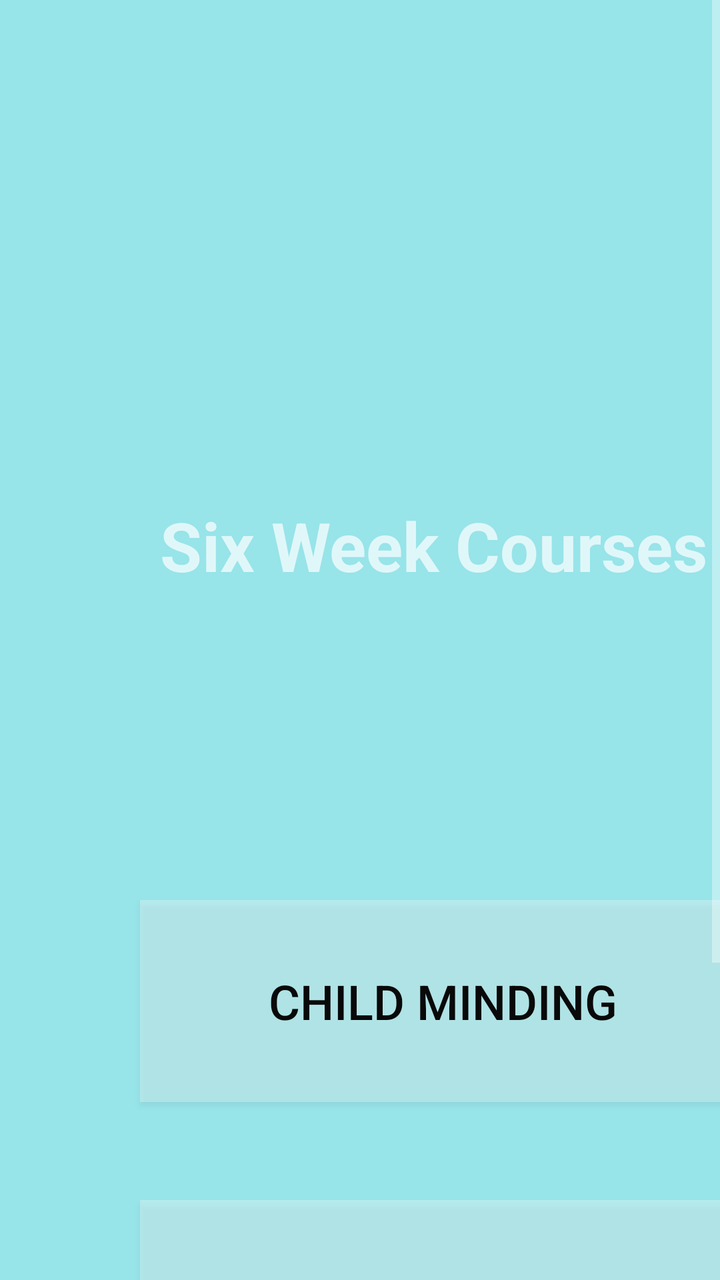
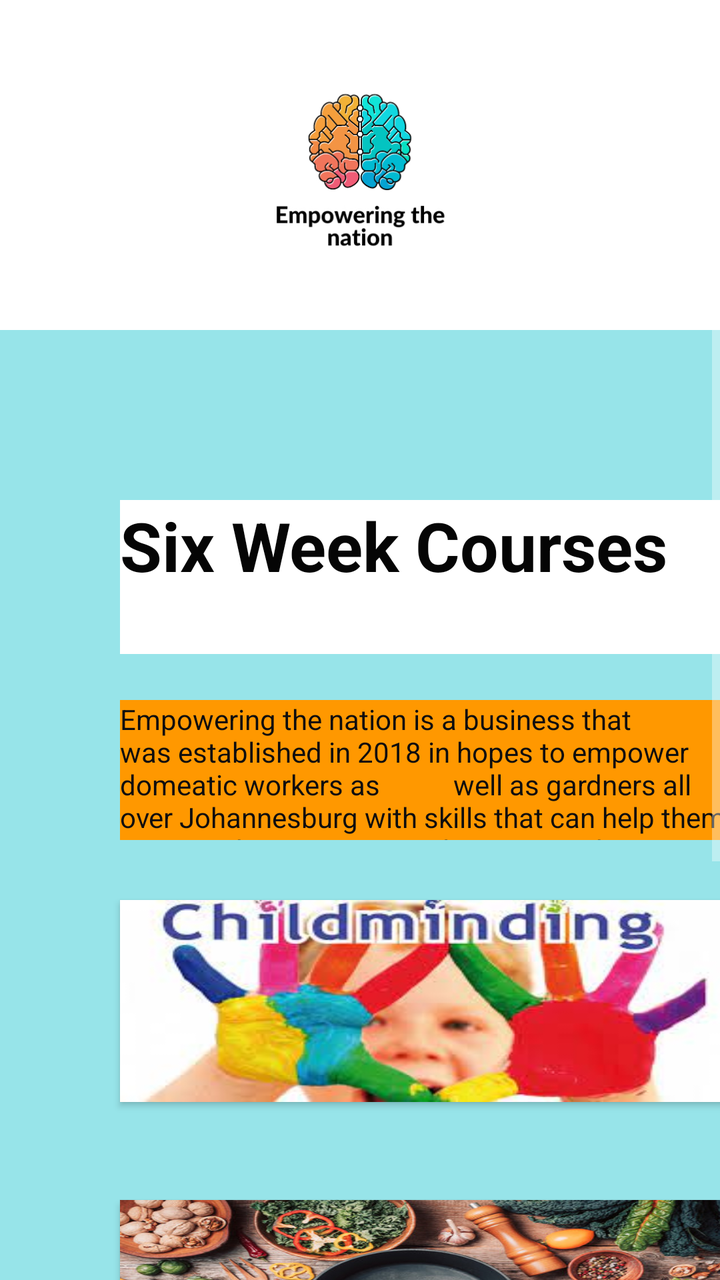

Before-and-after screenshots of an Android layout around one commit, followed by the original layout XML and the change that was made.
<!-- AndroidManifest.xml: application theme Theme.AppCompat -->
<!-- res/layout/fragment_six_week_courses.xml -->
<?xml version="1.0" encoding="utf-8"?>
<ScrollView xmlns:android="http://schemas.android.com/apk/res/android"
    xmlns:app="http://schemas.android.com/apk/res-auto"
    xmlns:tools="http://schemas.android.com/tools"
    android:layout_width="match_parent"
    android:layout_height="match_parent">

    <FrameLayout
        android:layout_width="match_parent"
        android:layout_height="match_parent"
        android:background="#97e4e9"
        tools:context=".SixWeekCoursesFragment">

        <Button
            android:id="@+id/button5"
            android:layout_width="303dp"
            android:layout_height="101dp"
            android:layout_marginLeft="70dp"
            android:layout_marginTop="750dp"
            android:background="#4DFFFFFF"
            android:text="Garden Maintenance"
            android:textColor="#090909"
            android:textSize="24sp" />

        <Button
            android:id="@+id/button4"
            android:layout_width="303dp"
            android:layout_height="101dp"
            android:layout_marginLeft="70dp"
            android:layout_marginTop="450dp"
            android:background="#4DFFFFFF"
            android:text="Child Minding"
            android:textColor="#090909"
            android:textSize="24sp" />

        <TextView
            android:id="@+id/textView"
            android:layout_width="321dp"
            android:layout_height="73dp"
            android:layout_marginLeft="80dp"
            android:layout_marginTop="250dp"
            android:text="Six Week Courses"
            android:textSize="34sp"
            android:textStyle="bold" />

        <Button
            android:id="@+id/button3"
            android:layout_width="303dp"
            android:layout_height="101dp"
            android:layout_marginLeft="70dp"
            android:layout_marginTop="600dp"
            android:background="#4DFFFFFF"
            android:text="Cooking"
            android:textColor="#090909"
            android:textSize="24sp" />



    </FrameLayout>
</ScrollView>
<!-- resources referenced by this layout -->
<resources>

</resources>

<!-- the commit's change to res/layout/fragment_six_week_courses.xml (unified diff, before → after) -->
@@ -15,9 +15,10 @@
             android:id="@+id/button5"
             android:layout_width="303dp"
             android:layout_height="101dp"
-            android:layout_marginLeft="70dp"
-            android:layout_marginTop="750dp"
-            android:background="#4DFFFFFF"
+            android:layout_marginRight="59dp"
+            android:layout_marginLeft="60dp"
+            android:layout_marginTop="850dp"
+            android:background="@drawable/garden"
             android:text="Garden Maintenance"
             android:textColor="#090909"
             android:textSize="24sp" />
@@ -26,20 +27,21 @@
             android:id="@+id/button4"
             android:layout_width="303dp"
             android:layout_height="101dp"
-            android:layout_marginLeft="70dp"
+            android:layout_marginLeft="60dp"
             android:layout_marginTop="450dp"
-            android:background="#4DFFFFFF"
-            android:text="Child Minding"
+            android:background="@drawable/child_minding_1"
             android:textColor="#090909"
             android:textSize="24sp" />
 
         <TextView
             android:id="@+id/textView"
-            android:layout_width="321dp"
-            android:layout_height="73dp"
-            android:layout_marginLeft="80dp"
+            android:layout_width="335dp"
+            android:layout_height="77dp"
+            android:layout_marginLeft="60dp"
             android:layout_marginTop="250dp"
+            android:background="@color/white"
             android:text="Six Week Courses"
+            android:textColor="#050505"
             android:textSize="34sp"
             android:textStyle="bold" />
 
@@ -47,14 +49,42 @@
             android:id="@+id/button3"
             android:layout_width="303dp"
             android:layout_height="101dp"
-            android:layout_marginLeft="70dp"
+            android:layout_marginLeft="60dp"
             android:layout_marginTop="600dp"
-            android:background="#4DFFFFFF"
+            android:background="@drawable/cooking"
             android:text="Cooking"
             android:textColor="#090909"
             android:textSize="24sp" />
 
+        <ImageView
+            android:id="@+id/imageView3"
+            android:layout_width="match_parent"
+            android:layout_height="165dp"
+            android:background="@color/white"
+            app:srcCompat="@drawable/thumbnail_img_7280" />
 
+        <TextView
+            android:id="@+id/textView2"
+            android:layout_width="321dp"
+            android:layout_height="70dp"
+            android:layout_marginLeft="60dp"
+            android:layout_marginTop="350dp"
+            android:background="#FF9800"
+            android:text="Empowering the nation is a business that was established in 2018 in hopes to empower domeatic workers as           well as gardners all over Johannesburg with skills that can help them improve their wages.People are trained          on both six-month long Learnerships and six-week long Short Skills Training"
+            android:textColor="#0E0E0E"
+            android:textSize="14sp" />
+
+
+        <TextView
+            android:id="@+id/textView3"
+            android:layout_width="321dp"
+            android:layout_height="70dp"
+            android:layout_marginLeft="60dp"
+            android:layout_marginTop="750dp"
+            android:background="#4CAF50"
+            android:text="Empowering the nation is a business that was established in 2018 in hopes to empower domeatic workers as           well as gardners all over Johannesburg with skills that can help them improve their wages.People are trained          on both six-month long Learnerships and six-week long Short Skills Training"
+            android:textColor="#0E0E0E"
+            android:textSize="14sp" />
 
     </FrameLayout>
 </ScrollView>
<!-- resource entries referenced after the edit -->
@@ -1,5 +1,9 @@
 <!-- resources referenced by this layout -->
 <resources>
-
+  <color name="white">#FFFFFFFF</color>
+  <!-- drawable child_minding_1: jpg bitmap (drawable, 9848 bytes) -->
+  <!-- drawable cooking: jpg bitmap (drawable, 98779 bytes) -->
+  <!-- drawable garden: jpg bitmap (drawable, 10756 bytes) -->
+  <!-- drawable thumbnail_img_7280: jpg bitmap (drawable, 73812 bytes) -->
 </resources>
 
